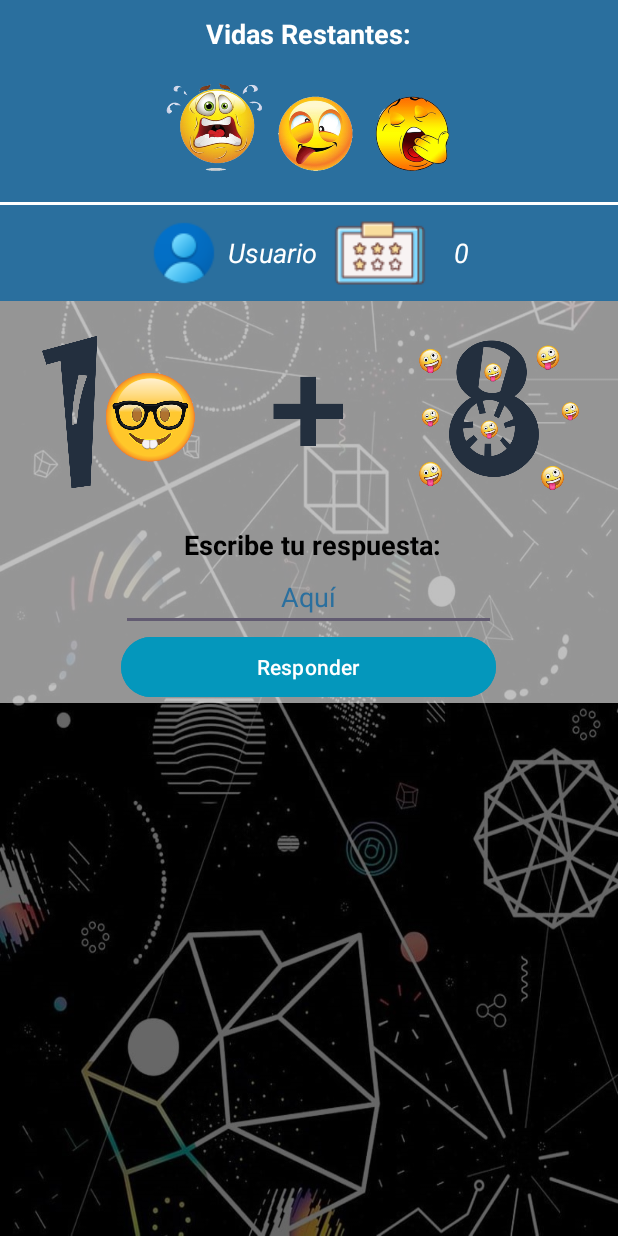
After one commit to AdairPonceuwu/Mobile-Applications-Project, an Android app: the JuegoAleatorio screen opened directly, with no data from a screen before it, on a phone screen of 412 x 824 dp. The commit adds this screen. Run offline under Robolectric (Android 15) with nearby library versions, the phone set to English and light mode, and no system bars; our stand-ins replace Firebase (no records; nobody signed in at launch, a user with empty details on screens opened directly).

Commit message:
Agregando el modo aleatorio

```diff
--- a/app/src/main/AndroidManifest.xml
+++ b/app/src/main/AndroidManifest.xml
@@ -14,6 +14,9 @@
         android:supportsRtl="true"
         android:theme="@style/Theme.MobileApplicationsProject"
         tools:targetApi="31">
+        <activity
+            android:name=".JuegoAleatorio"
+            android:exported="false" />
         <activity
             android:name=".Nivel6_Operaciones_Aleatorias"
             android:exported="false" />
--- /dev/null
+++ b/app/src/main/java/com/example/mobile_applications_project/JuegoAleatorio.java
@@ -0,0 +1,268 @@
+package com.example.mobile_applications_project;
+
+import android.annotation.SuppressLint;
+import android.content.ContentValues;
+import android.content.Intent;
+import android.database.Cursor;
+import android.database.sqlite.SQLiteDatabase;
+import android.media.MediaPlayer;
+import android.os.Bundle;
+import android.view.View;
+import android.widget.Button;
+import android.widget.EditText;
+import android.widget.ImageView;
+import android.widget.TextView;
+import android.widget.Toast;
+
+import androidx.activity.EdgeToEdge;
+import androidx.annotation.NonNull;
+import androidx.appcompat.app.AppCompatActivity;
+import androidx.core.graphics.Insets;
+import androidx.core.view.ViewCompat;
+import androidx.core.view.WindowInsetsCompat;
+
+import com.google.firebase.auth.FirebaseAuth;
+import com.google.firebase.auth.FirebaseUser;
+import com.google.firebase.database.DataSnapshot;
+import com.google.firebase.database.DatabaseError;
+import com.google.firebase.database.DatabaseReference;
+import com.google.firebase.database.FirebaseDatabase;
+import com.google.firebase.database.Query;
+import com.google.firebase.database.ValueEventListener;
+
+public class JuegoAleatorio extends AppCompatActivity {
+
+
+    // Declaramos las variantes de las funcionalidades del juego inicio
+    int score, numAleatorio_uno,numAleatorio_dos,resultado,vidas = 3;
+    String nombre_jugador;
+    String string_score;
+    String string_vidas;
+    String numero[] = {"cero","uno","dos","tres","cuatro","cinco","seis","siete","ocho","nueve"};
+
+    // Declaramos las variantes de las funcionalidades del juego final
+
+    // Musica del Juego
+    MediaPlayer mediaMusica;
+    MediaPlayer mediaAcierto;
+    MediaPlayer mediaFallo;
+    // Musica del Juego
+
+
+    // Declaro xml inicio
+    ImageView imagenVidas;
+    TextView nombreJugador;
+    TextView puntajeJugador;
+    ImageView imagenIzquierda;
+    ImageView imagenSigno;
+    ImageView imagenDerecha;
+    EditText textoDeRespuesta;
+    Button mButtonRespuesta;
+    // Declaro xml final
+
+    FirebaseUser mUser;
+    FirebaseAuth mAuth;
+    FirebaseDatabase firebaseDatabase;
+    DatabaseReference databaseReference;
+
+
+    @Override
+    protected void onCreate(Bundle savedInstanceState) {
+        super.onCreate(savedInstanceState);
+        EdgeToEdge.enable(this);
+        setContentView(R.layout.activity_juego_aleatorio);
+        ViewCompat.setOnApplyWindowInsetsListener(findViewById(R.id.main), (v, insets) -> {
+            Insets systemBars = insets.getInsets(WindowInsetsCompat.Type.systemBars());
+            v.setPadding(systemBars.left, systemBars.top, systemBars.right, systemBars.bottom);
+            return insets;
+        });
+
+        Toast.makeText(this, "Ahora vamos con operaciones aleatorias", Toast.LENGTH_SHORT).show();
+
+        mAuth = FirebaseAuth.getInstance();
+        mUser = mAuth.getCurrentUser();
+        firebaseDatabase = FirebaseDatabase.getInstance();
+        databaseReference = firebaseDatabase.getReference("Datos de mi juego");
+
+        // Musica del Juego
+        mediaMusica = MediaPlayer.create(this, R.raw.musica_menu);
+        mediaMusica.start();
+        mediaMusica.setLooping(true);
+        mediaAcierto = MediaPlayer.create(this, R.raw.aciertos_inicio);
+        mediaFallo = MediaPlayer.create(this, R.raw.resorte);
+        // Musica del Juego
+
+
+        // instancio el xml inicio
+        imagenVidas = findViewById(R.id.imageVidas);
+        nombreJugador = findViewById(R.id.textViewUsuario);
+        puntajeJugador = findViewById(R.id.textViewPuntos);
+        imagenIzquierda = findViewById(R.id.imageViewNumeroUno);
+        imagenDerecha = findViewById(R.id.imageViewNumeroDos);
+        imagenSigno = findViewById(R.id.imageViewSigno);
+        textoDeRespuesta = findViewById(R.id.editTextResponder);
+        mButtonRespuesta = findViewById(R.id.btnRespuesta);
+        // instancio xml final
+
+               informacionDelJugador();
+        NumAleatorio();
+
+
+    }
+
+
+    // Obteniendo nombre del jugador inicio
+    private void informacionDelJugador(){
+        if (mUser != null){
+            Query query = databaseReference.orderByChild("Email").equalTo(mUser.getEmail());
+            query.addValueEventListener(new ValueEventListener() {
+                @Override
+                public void onDataChange(@NonNull DataSnapshot dataSnapshot) {
+                    for (DataSnapshot ds : dataSnapshot.getChildren()){
+                        String uidUsuario = "" + ds.child("Uid").getValue();
+                        String nameUsuario = "" + ds.child("Nombre").getValue();
+                        nombreJugador.setText(nameUsuario);
+
+                    }
+                }
+
+                @Override
+                public void onCancelled(@NonNull DatabaseError error) {
+
+                }
+            });
+        }else{
+            Toast.makeText(JuegoAleatorio.this,"",Toast.LENGTH_SHORT).show();
+        }
+    }
+    // Obteniendo nombre del jugador final
+
+
+    // Logistica del juego inicio
+    public void Comparar(View view){
+        String respuesta = textoDeRespuesta.getText().toString();
+        if (!respuesta.equals("")){
+            int respuesta_jugador = Integer.parseInt(respuesta);
+            if(resultado == respuesta_jugador){
+                mediaAcierto.start();
+                score++;
+                puntajeJugador.setText(""+score);
+                textoDeRespuesta.setText("");
+                BaseDeDatos();
+            }else{
+                mediaFallo.start();
+                vidas--;
+                BaseDeDatos();
+                switch (vidas){
+                    case 3:
+                        imagenVidas.setImageResource(R.drawable.vida3);
+                        break;
+
+                    case 2:
+                        Toast.makeText(JuegoAleatorio.this, "Te quedan dos vidas", Toast.LENGTH_SHORT).show();
+                        imagenVidas.setImageResource(R.drawable.vida2);
+                        break;
+
+                    case 1:
+                        Toast.makeText(JuegoAleatorio.this, "Te quedan una vida", Toast.LENGTH_SHORT).show();
+                        imagenVidas.setImageResource(R.drawable.vida1);
+                        break;
+                    case 0:
+                        Toast.makeText(JuegoAleatorio.this, "Has perdido todas tus vidas", Toast.LENGTH_SHORT).show();
+                        Intent intent = new Intent(this, MainActivity.class);
+                        startActivity(intent);
+                        finish();
+                        mediaMusica.stop();
+                        mediaMusica.release();
+                        break;
+                }
+                textoDeRespuesta.setText("");
+            }
+            NumAleatorio();
+        }else{
+            Toast.makeText(JuegoAleatorio.this, "Debes escribir una respuesta", Toast.LENGTH_SHORT).show();
+        }
+    }
+
+    public void NumAleatorio(){
+        if(score <= 1000000){
+
+            numAleatorio_uno = (int) (Math.random() * 10);
+            numAleatorio_dos = (int) (Math.random() * 10);
+
+            if(numAleatorio_uno >= 0 && numAleatorio_uno <= 3){
+                resultado = numAleatorio_uno + numAleatorio_dos;
+                imagenSigno.setImageResource(R.drawable.suma);
+            } else if(numAleatorio_uno >= 4 && numAleatorio_uno <= 7) {
+                resultado = numAleatorio_uno - numAleatorio_dos;
+                imagenSigno.setImageResource(R.drawable.resta);
+            } else {
+                resultado = numAleatorio_uno * numAleatorio_dos;
+                imagenSigno.setImageResource(R.drawable.multiplicacion);
+            }
+
+            if(resultado >= 0){
+
+                for (int i = 0; i < numero.length; i++){
+                    int id = getResources().getIdentifier(numero[i], "drawable", getPackageName());
+                    if(numAleatorio_uno == i){
+                        imagenIzquierda.setImageResource(id);
+                    }if(numAleatorio_dos == i){
+                        imagenDerecha.setImageResource(id);
+                    }
+                }
+
+            } else {
+                NumAleatorio();
+            }
+
+        }else {
+            Intent intent = new Intent(this, MainActivity.class);
+
+            Toast.makeText(this, "Eres un matemático maravilloso", Toast.LENGTH_SHORT).show();
+            startActivity(intent);
+            finish();
+            mediaMusica.stop();
+            mediaMusica.release();
+        }
+    }
+
+    private void BaseDeDatos() {
+        AdminSQLiteOpenHelper adminSQLiteOpenHelper = new AdminSQLiteOpenHelper(this,"BD", null,1);
+        SQLiteDatabase BD = adminSQLiteOpenHelper.getWritableDatabase();
+        Cursor consulta = BD.rawQuery("select * from puntaje where score = (select max(score) from puntaje)",null);
+        if(consulta.moveToFirst()){
+            String temp_nombre = consulta.getString(0);
+            String temp_score = consulta.getString(1);
+
+            int bestScore = Integer.parseInt(temp_score);
+
+            if(score> bestScore){
+                ContentValues modification = new ContentValues();
+                modification.put("nombre",nombre_jugador);
+                modification.put("score", score);
+                BD.update("puntaje",modification, "score=" + bestScore,null);
+            }
+
+            BD.close();
+
+        }else{
+            ContentValues insertar = new ContentValues();
+
+            insertar.put("nombre",nombre_jugador);
+            insertar.put("score",score);
+            BD.insert("puntaje",null,insertar);
+            BD.close();
+        }
+    }
+    // Logistica del juego final
+
+
+    @SuppressLint("MissingSuperCall")
+    @Override
+    public void onBackPressed() {
+
+    }
+
+
+}
--- /dev/null
+++ b/app/src/main/res/layout/activity_juego_aleatorio.xml
@@ -0,0 +1,190 @@
+<?xml version="1.0" encoding="utf-8"?>
+<androidx.coordinatorlayout.widget.CoordinatorLayout xmlns:android="http://schemas.android.com/apk/res/android"
+    xmlns:app="http://schemas.android.com/apk/res-auto"
+    xmlns:tools="http://schemas.android.com/tools"
+    android:id="@+id/main"
+    android:layout_width="match_parent"
+    android:layout_height="match_parent"
+    android:fitsSystemWindows="true"
+    android:background="@drawable/fondojuego"
+    tools:context=".JuegoAleatorio">
+
+    <LinearLayout
+        android:layout_width="match_parent"
+        android:layout_height="match_parent"
+        android:orientation="vertical"
+        >
+
+        <LinearLayout
+            android:layout_width="match_parent"
+            android:layout_height="wrap_content"
+            android:orientation="vertical"
+            android:background="@color/blue_gray">
+
+            <LinearLayout
+                android:layout_width="match_parent"
+                android:layout_height="wrap_content"
+                android:gravity="center"
+                android:orientation="vertical">
+
+
+                <TextView
+                    android:layout_width="wrap_content"
+                    android:layout_height="wrap_content"
+                    android:text="Vidas Restantes:"
+                    android:textColor="@color/white"
+                    android:textSize="18sp"
+                    android:textStyle="bold"
+                    android:layout_marginTop="10dp"/>
+
+                <ImageView
+                    android:id="@+id/imageVidas"
+                    android:layout_width="match_parent"
+                    android:layout_height="100dp"
+                    android:textSize="18sp"
+                    android:src="@drawable/vida3" />
+
+            </LinearLayout>
+
+            <View
+                android:layout_width="match_parent"
+                android:layout_height="2dp"
+                android:background="@color/white"
+                />
+
+            <LinearLayout
+                android:layout_width="match_parent"
+                android:layout_height="wrap_content"
+                android:orientation="horizontal"
+                android:gravity="center">
+
+                <ImageView
+                    android:layout_width="wrap_content"
+                    android:layout_height="wrap_content"
+                    android:src="@drawable/ico_usuario"
+                    android:layout_marginRight="5dp"/>
+
+
+                <TextView
+                    android:id="@+id/textViewUsuario"
+                    android:layout_width="wrap_content"
+                    android:layout_height="wrap_content"
+                    android:text="Usuario"
+                    android:textColor="@color/white"
+                    android:layout_marginRight="10dp"
+                    android:textSize="18sp"
+                    android:textStyle="italic"/>
+
+                <ImageView
+                    android:layout_width="wrap_content"
+                    android:layout_height="wrap_content"
+                    android:src="@drawable/ico_score"
+                    android:layout_marginRight="7dp"/>
+
+
+                <TextView
+                    android:id="@+id/textViewPuntos"
+                    android:layout_width="wrap_content"
+                    android:layout_height="wrap_content"
+                    android:text="0"
+                    android:textColor="@color/white"
+                    android:layout_marginLeft="10dp"
+                    android:textSize="18sp"
+                    android:textStyle="italic"/>
+
+            </LinearLayout>
+
+
+
+
+        </LinearLayout>
+
+        <LinearLayout
+            android:layout_width="match_parent"
+            android:layout_height="wrap_content"
+            android:orientation="vertical"
+            android:layout_gravity="center"
+            android:gravity="center">
+            <LinearLayout
+                android:layout_width="match_parent"
+                android:layout_height="wrap_content"
+                android:orientation="horizontal"
+                android:layout_gravity="center"
+                android:background="#95FFFFFF"
+                android:gravity="center">
+
+                <ImageView
+                    android:id="@+id/imageViewNumeroUno"
+                    android:layout_width="120dp"
+                    android:layout_height="150dp"
+                    android:src="@drawable/cinco"
+                    android:layout_marginRight="5dp"/>
+                <ImageView
+                    android:id="@+id/imageViewSigno"
+                    android:layout_width="120dp"
+                    android:layout_height="150dp"
+                    android:src="@drawable/multiplicacion"
+                    android:layout_marginRight="5dp"/>
+                <ImageView
+                    android:id="@+id/imageViewNumeroDos"
+                    android:layout_width="120dp"
+                    android:layout_height="150dp"
+                    android:src="@drawable/siete"
+                    android:layout_marginRight="5dp"/>
+
+
+
+            </LinearLayout>
+
+            <LinearLayout
+                android:layout_width="match_parent"
+                android:layout_height="wrap_content"
+                android:orientation="vertical"
+                android:gravity="center"
+                android:background="#95FFFFFF">
+
+                <TextView
+                    android:layout_width="wrap_content"
+                    android:layout_height="wrap_content"
+                    android:text=" Escribe tu respuesta:"
+                    android:textColor="@color/black"
+                    android:textSize="18sp"
+                    android:textStyle="bold"/>
+                <EditText
+                    android:id="@+id/editTextResponder"
+                    android:layout_width="250dp"
+                    android:layout_height="wrap_content"
+                    android:hint="Aquí"
+                    android:textColorHint="@color/blue_gray"
+                    android:gravity="center"
+                    android:inputType="number"/>
+
+                <Button
+                    android:id="@+id/btnRespuesta"
+                    android:layout_width="250dp"
+                    android:layout_height="wrap_content"
+                    android:backgroundTint="@color/blue"
+                    android:onClick="Comparar"
+                    android:text="Responder"
+                    />
+
+
+
+            </LinearLayout>
+
+
+
+
+        </LinearLayout>
+
+
+
+    </LinearLayout>
+
+
+
+
+
+
+
+</androidx.coordinatorlayout.widget.CoordinatorLayout>
```
Also changed, not shown: app/src/main/java/com/example/mobile_applications_project/MainActivity.java (+14 -0 lines), app/src/main/res/layout/activity_main.xml (+44 -7 lines).
